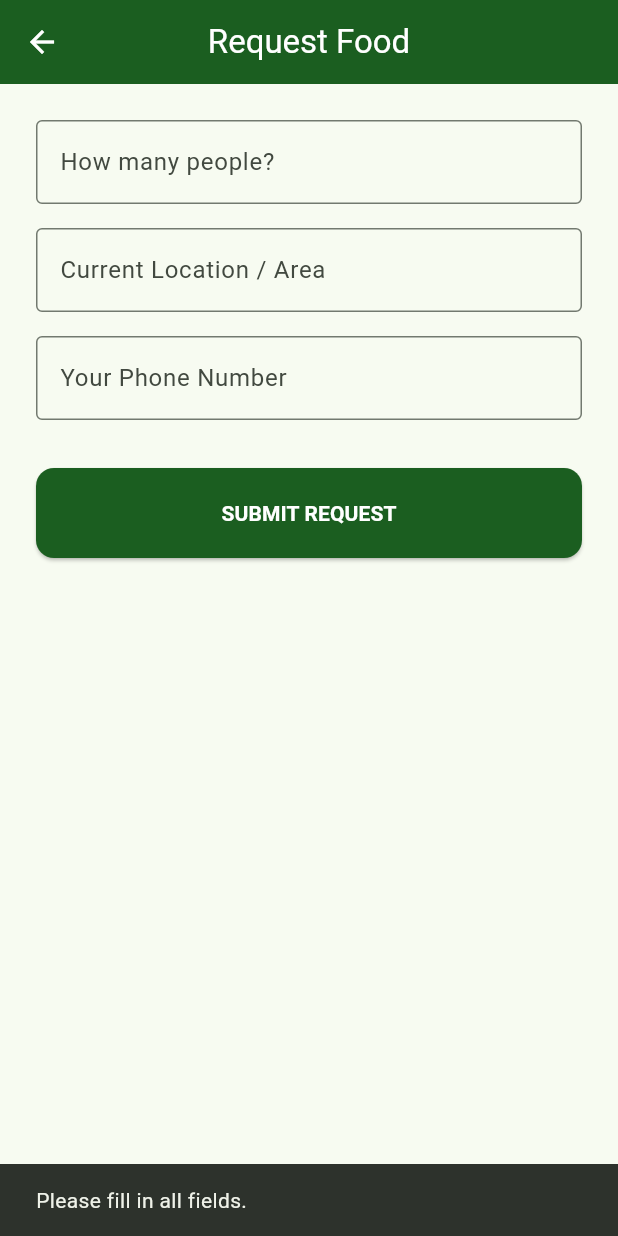
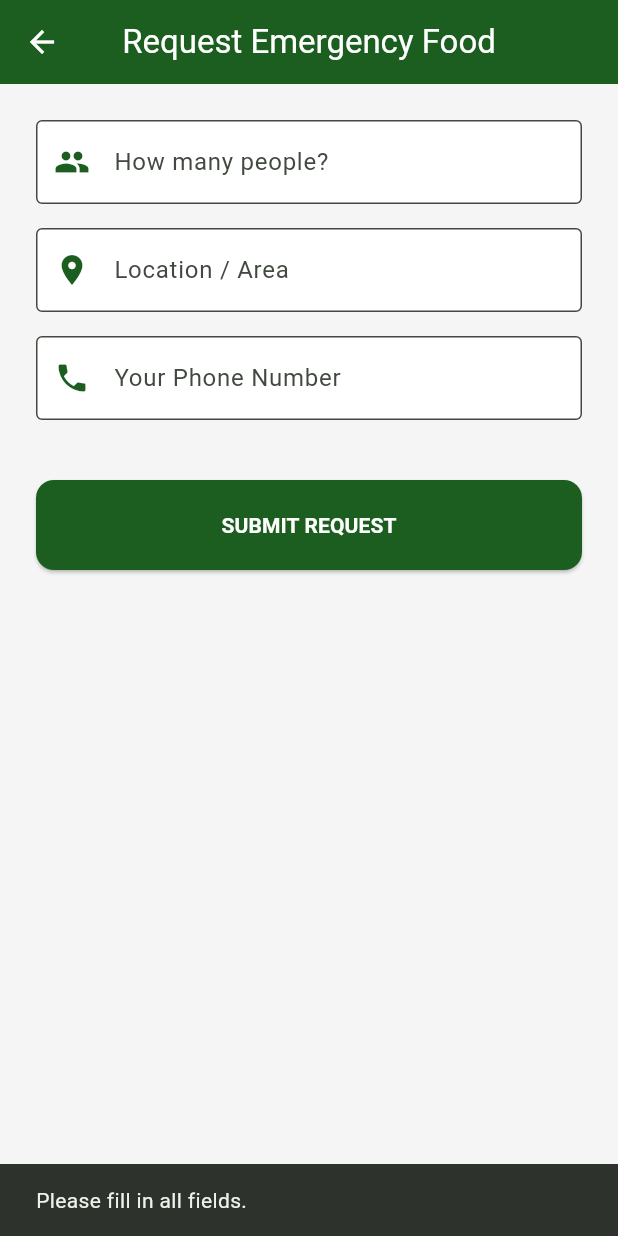
Before and after one commit to kishor-2646/crisis_grain, a Flutter app: the FoodNeedForm screen opened directly, after a tap on "SUBMIT REQUEST", on a phone screen of 412 x 824 dp. Run offline on Flutter 3.47's test engine with Material 3 defaults, Android fonts, the phone set to English and light mode, and no system bars; our stand-ins replace cloud_firestore, connectivity_plus, firebase_core, flutter_map, geolocator, hive and 3 more; missing offline and left inert: dio_cache_interceptor_file_store, flutter_map_cache, mobile_scanner; accounts and stored records are empty; network calls fail.

Commit message:
fixed bugs

```diff
--- a/lib/data/models/food_need.dart
+++ b/lib/data/models/food_need.dart
@@ -24,7 +24,7 @@ class FoodNeed extends HiveObject {
   final bool isSynced;
 
   @HiveField(6)
-  final String phoneNumber; // Added to support targeted broadcasts
+  final String phoneNumber; // Required for targeted SMS logic
 
   FoodNeed({
     required this.id,
--- a/lib/features/civilian/food_need_form.dart
+++ b/lib/features/civilian/food_need_form.dart
@@ -1,7 +1,6 @@
 // File: lib/features/civilian/food_need_form.dart
 import 'package:flutter/material.dart';
-import 'package:hive/hive.dart';
-import 'package:connectivity_plus/connectivity_plus.dart';
+import 'package:hive_flutter/hive_flutter.dart';
 import '../../core/constants.dart';
 import '../../core/sms_utils.dart';
 import '../../data/models/food_need.dart';
@@ -19,64 +18,97 @@ class _FoodNeedFormState extends State<FoodNeedForm> {
   final _phoneController = TextEditingController();
 
   void _processSubmission() async {
-    final count = int.tryParse(_countController.text) ?? 1;
+    final countText = _countController.text.trim();
     final area = _areaController.text.trim();
     final phone = _phoneController.text.trim();
 
-    if (area.isEmpty || phone.isEmpty) {
+    if (area.isEmpty || phone.isEmpty || countText.isEmpty) {
       ScaffoldMessenger.of(context).showSnackBar(
         const SnackBar(content: Text("Please fill in all fields.")),
       );
       return;
     }
 
+    final count = int.tryParse(countText) ?? 1;
+
+    // 1. Create and Save the model instance
     final need = FoodNeed(
       id: DateTime.now().millisecondsSinceEpoch.toString(),
       peopleCount: count,
       locationArea: area,
-      phoneNumber: phone,
+      phoneNumber: phone, // This must match the model's required field
       createdAt: DateTime.now(),
+      isSentViaSMS: false,
+      isSynced: false,
     );
 
-    // 1. Save to Local Hive
-    await Hive.box<FoodNeed>(AppConstants.boxFoodNeeds).add(need);
+    // Save to Hive
+    final box = Hive.box<FoodNeed>(AppConstants.boxFoodNeeds);
+    await box.add(need);
 
-    // 2. Check Connectivity for Fallback
-    final results = await Connectivity().checkConnectivity();
-    // Handling both singular and list result versions of connectivity_plus
-    final hasNoSignal = results is List
-        ? (results as List).every((r) => r == ConnectivityResult.none)
-        : results == ConnectivityResult.none;
-
-    if (hasNoSignal) {
-      _showSMSDialog(count, area);
-    } else {
-      ScaffoldMessenger.of(context).showSnackBar(
-        const SnackBar(content: Text("Signal found. Syncing to NGO map...")),
-      );
-      Navigator.pop(context);
+    if (mounted) {
+      _showSmsPushDialog(count, area);
     }
   }
 
-  void _showSMSDialog(int count, String area) {
+  void _showSmsPushDialog(int count, String area) {
     showDialog(
       context: context,
+      barrierDismissible: false,
       builder: (context) => AlertDialog(
-        title: const Text("📡 No Internet Connection"),
-        content: const Text("Would you like to send this request via SMS to our emergency relief line?"),
+        shape: RoundedRectangleBorder(borderRadius: BorderRadius.circular(20)),
+        title: const Column(
+          children: [
+            Icon(Icons.check_circle, color: AppColors.success, size: 60),
+            SizedBox(height: 10),
+            Text("Request Logged", textAlign: TextAlign.center),
+          ],
+        ),
+        content: Column(
+          mainAxisSize: MainAxisSize.min,
+          children: [
+            Text(
+              "Your request for $count people in $area has been saved locally.",
+              textAlign: TextAlign.center,
+            ),
+            const SizedBox(height: 20),
+            const Text(
+              "DEMO SMS PUSH:",
+              style: TextStyle(fontWeight: FontWeight.bold, color: AppColors.primary, fontSize: 12),
+            ),
+            const SizedBox(height: 8),
+            const Text(
+              "Push this request to the nearby Sector 7 Camp coordinator via SMS.",
+              textAlign: TextAlign.center,
+              style: TextStyle(fontSize: 13, fontStyle: FontStyle.italic),
+            ),
+          ],
+        ),
         actions: [
-          TextButton(
-            onPressed: () => Navigator.pop(context),
-            child: const Text("LATER"),
-          ),
-          ElevatedButton(
+          ElevatedButton.icon(
             onPressed: () {
               final msg = SMSUtils.generateNeedMessage(count, area);
-              SMSUtils.launchSMS(msg);
-              Navigator.pop(context); // Close Dialog
-              Navigator.pop(context); // Back to Home
+              // Hardcoded demo number for hackathon presentation
+              SMSUtils.launchSMS(msg, recipients: ["+919876543210"]);
+
+              Navigator.pop(context);
+              Navigator.pop(context);
             },
-            child: const Text("SEND SMS"),
+            icon: const Icon(Icons.send_rounded),
+            label: const Text("PUSH SMS TO CAMP"),
+            style: ElevatedButton.styleFrom(
+              backgroundColor: AppColors.primary,
+              foregroundColor: Colors.white,
+              minimumSize: const Size(double.infinity, 50),
+              shape: RoundedRectangleBorder(borderRadius: BorderRadius.circular(12)),
+            ),
+          ),
+          TextButton(
+            onPressed: () {
+              Navigator.pop(context);
+              Navigator.pop(context);
+            },
+            child: const Text("CLOSE", style: TextStyle(color: Colors.grey)),
           ),
         ],
       ),
@@ -86,39 +118,18 @@ class _FoodNeedFormState extends State<FoodNeedForm> {
   @override
   Widget build(BuildContext context) {
     return Scaffold(
-      appBar: AppBar(title: const Text("Request Food")),
+      backgroundColor: AppColors.background,
+      appBar: AppBar(title: const Text("Request Emergency Food")),
       body: SingleChildScrollView(
         padding: const EdgeInsets.all(24.0),
         child: Column(
           children: [
-            TextField(
-              controller: _countController,
-              keyboardType: TextInputType.number,
-              decoration: const InputDecoration(
-                labelText: "How many people?",
-                border: OutlineInputBorder(),
-              ),
-            ),
+            _buildInputField(_countController, "How many people?", Icons.people, TextInputType.number),
             const SizedBox(height: 16),
-            TextField(
-              controller: _areaController,
-              decoration: const InputDecoration(
-                labelText: "Current Location / Area",
-                hintText: "e.g. Sector 7",
-                border: OutlineInputBorder(),
-              ),
-            ),
+            _buildInputField(_areaController, "Location / Area", Icons.location_on, TextInputType.text),
             const SizedBox(height: 16),
-            TextField(
-              controller: _phoneController,
-              keyboardType: TextInputType.phone,
-              decoration: const InputDecoration(
-                labelText: "Your Phone Number",
-                hintText: "Required for rescue coordination",
-                border: OutlineInputBorder(),
-              ),
-            ),
-            const SizedBox(height: 32),
+            _buildInputField(_phoneController, "Your Phone Number", Icons.phone, TextInputType.phone),
+            const SizedBox(height: 40),
             ElevatedButton(
               onPressed: _processSubmission,
               style: ElevatedButton.styleFrom(
@@ -126,14 +137,25 @@ class _FoodNeedFormState extends State<FoodNeedForm> {
                 minimumSize: const Size(double.infinity, 60),
                 shape: RoundedRectangleBorder(borderRadius: BorderRadius.circular(12)),
               ),
-              child: const Text(
-                "SUBMIT REQUEST",
-                style: TextStyle(color: Colors.white, fontWeight: FontWeight.bold),
-              ),
+              child: const Text("SUBMIT REQUEST", style: TextStyle(color: Colors.white, fontWeight: FontWeight.bold)),
             ),
           ],
         ),
       ),
     );
   }
+
+  Widget _buildInputField(TextEditingController ctrl, String label, IconData icon, TextInputType type) {
+    return TextField(
+      controller: ctrl,
+      keyboardType: type,
+      decoration: InputDecoration(
+        labelText: label,
+        prefixIcon: Icon(icon, color: AppColors.primary),
+        border: const OutlineInputBorder(),
+        filled: true,
+        fillColor: Colors.white,
+      ),
+    );
+  }
 }
```
Also changed, not shown: lib/features/civilian/civilian_home_screen.dart (+4 -3 lines), lib/features/civilian/need_history_screen.dart (added, +164 -0 lines).
